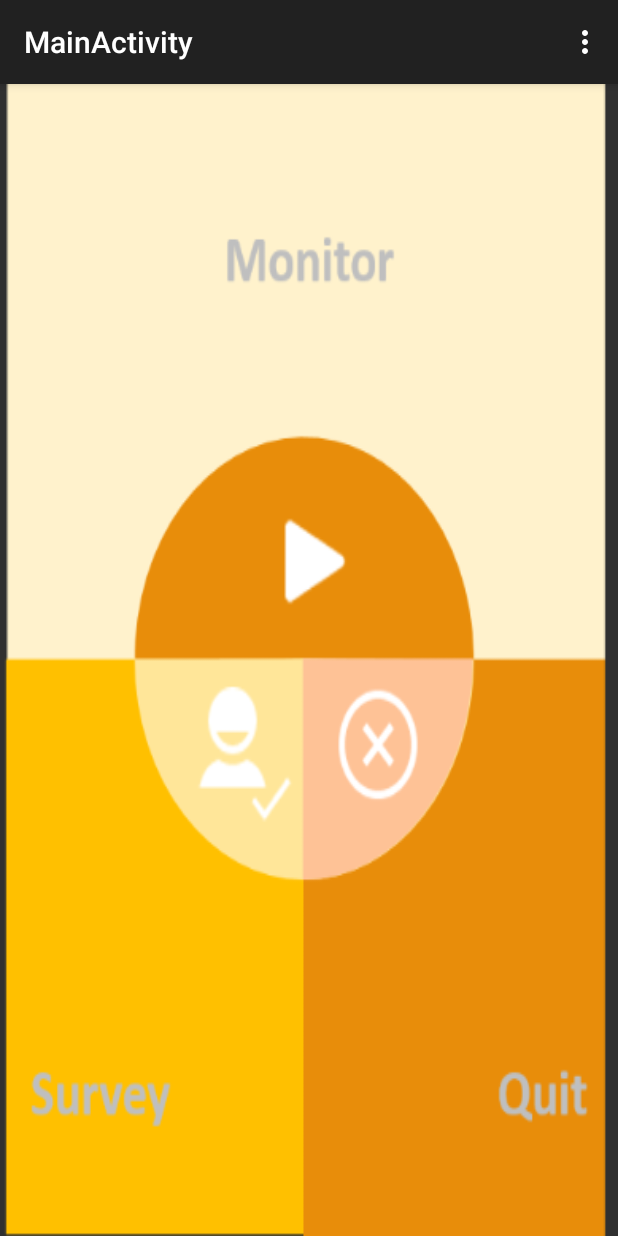
After one commit to weddingjuma/DriveSafeApp, an Android app: the MainActivity screen opened directly, with no data from a screen before it, on a phone screen of 412 x 824 dp. The commit adds this screen. Run offline under Robolectric (Android 15) with nearby library versions, the phone set to English and light mode, and no system bars.

Commit message:
modify ui

```diff
--- a/app/src/main/AndroidManifest.xml
+++ b/app/src/main/AndroidManifest.xml
@@ -3,7 +3,11 @@
     package="com.google.android.gms.samples.vision.face.facetracker"
     android:installLocation="auto"
     android:versionCode="1"
-    android:versionName="1">
+    android:versionName="1" >
+
+    <uses-sdk
+        android:minSdkVersion="9"
+        android:targetSdkVersion="23" />
 
     <uses-feature android:name="android.hardware.camera" />
 
@@ -15,41 +19,45 @@
     <uses-permission android:name="android.permission.CALL_PHONE" />
     <uses-permission android:name="android.permission.READ_PHONE_STATE" />
 
-    <uses-sdk
-        android:minSdkVersion="9"
-        android:targetSdkVersion="23" />
+    <android:uses-permission android:name="android.permission.WRITE_EXTERNAL_STORAGE" />
+    <android:uses-permission android:name="android.permission.READ_EXTERNAL_STORAGE" />
 
     <application
         android:allowBackup="true"
         android:hardwareAccelerated="true"
         android:icon="@drawable/icon"
-        android:theme="@style/Theme.AppCompat"
-        android:label="FaceTracker">
-
-        <meta-data android:name="com.google.android.gms.version"
-            android:value="@integer/google_play_services_version"/>
-
+        android:label="FaceTracker"
+        android:theme="@style/Theme.AppCompat" >
+        <meta-data
+            android:name="com.google.android.gms.version"
+            android:value="@integer/google_play_services_version" />
         <meta-data
             android:name="com.google.android.gms.vision.DEPENDENCIES"
             android:value="face" />
 
         <activity
-            android:name="com.google.android.gms.samples.vision.face.facetracker.FaceTrackerActivity"
+            android:name=".FaceTrackerActivity"
             android:icon="@drawable/icon"
             android:label="Face Tracker"
-            android:theme="@style/Theme.AppCompat.NoActionBar"
-            android:screenOrientation="fullSensor">
+            android:screenOrientation="fullSensor"
+            android:theme="@style/Theme.AppCompat.NoActionBar" >
             <intent-filter>
                 <action android:name="android.intent.action.MAIN" />
 
                 <category android:name="android.intent.category.LAUNCHER" />
             </intent-filter>
         </activity>
+
         <receiver android:name=".PhoneCallReceiver" >
             <intent-filter android:priority="100" >
                 <action android:name="android.intent.action.PHONE_STATE" />
             </intent-filter>
         </receiver>
+
+        <activity
+            android:name=".MainActivity"
+            android:label="@string/title_activity_main" >
+        </activity>
     </application>
 
 </manifest>
--- /dev/null
+++ b/app/src/main/java/com/google/android/gms/samples/vision/face/facetracker/MainActivity.java
@@ -0,0 +1,70 @@
+package com.google.android.gms.samples.vision.face.facetracker;
+
+import android.support.v7.app.AppCompatActivity;
+import android.os.Bundle;
+import android.view.Menu;
+import android.view.MenuItem;
+import android.view.View;
+import android.widget.Button;
+
+import com.google.android.gms.samples.vision.face.facetracker.R;
+
+public class MainActivity extends AppCompatActivity {
+    private Button surveyButton;
+    private Button exitButton;
+    private Button monitorButton;
+
+    @Override
+    protected void onCreate(Bundle savedInstanceState) {
+        super.onCreate(savedInstanceState);
+        setContentView(R.layout.activity_main);
+        surveyButton = (Button) findViewById(R.id.surveyButton);
+        exitButton = (Button) findViewById(R.id.quitButton);
+        monitorButton = (Button) findViewById(R.id.monitorButton);
+        exitButton.setOnClickListener(new View.OnClickListener() {
+            @Override
+            public void onClick(View v) {
+
+                finish();
+                System.exit(0);
+
+            }
+        });
+        monitorButton.setOnClickListener(new View.OnClickListener() {
+            @Override
+            public void onClick(View v) {
+
+            }
+        });
+        surveyButton.setOnClickListener(new View.OnClickListener() {
+            @Override
+            public void onClick(View v) {
+
+            }
+        });
+
+
+    }
+
+    @Override
+    public boolean onCreateOptionsMenu(Menu menu) {
+        // Inflate the menu; this adds items to the action bar if it is present.
+        getMenuInflater().inflate(R.menu.menu_main, menu);
+        return true;
+    }
+
+    @Override
+    public boolean onOptionsItemSelected(MenuItem item) {
+        // Handle action bar item clicks here. The action bar will
+        // automatically handle clicks on the Home/Up button, so long
+        // as you specify a parent activity in AndroidManifest.xml.
+        int id = item.getItemId();
+
+        //noinspection SimplifiableIfStatement
+        if (id == R.id.action_settings) {
+            return true;
+        }
+
+        return super.onOptionsItemSelected(item);
+    }
+}
--- /dev/null
+++ b/app/src/main/res/layout/activity_main.xml
@@ -0,0 +1,68 @@
+<RelativeLayout xmlns:android="http://schemas.android.com/apk/res/android"
+    xmlns:tools="http://schemas.android.com/tools" android:layout_width="match_parent"
+    android:layout_height="match_parent" android:paddingLeft="@dimen/activity_horizontal_margin"
+    android:paddingRight="@dimen/activity_horizontal_margin"
+    android:paddingTop="@dimen/activity_vertical_margin"
+    android:paddingBottom="@dimen/activity_vertical_margin"
+    tools:context="com.google.android.gms.samples.vision.face.facetracker.MainActivity"
+    android:background="@drawable/background">
+
+
+    <ImageView
+        android:layout_width="wrap_content"
+        android:layout_height="wrap_content"
+        android:id="@+id/imageView"
+        android:layout_alignParentBottom="true"
+        android:layout_centerHorizontal="true"
+        android:layout_marginBottom="0dp" />
+
+    <LinearLayout
+        android:orientation="horizontal"
+        android:layout_width="fill_parent"
+        android:layout_height="240dp"
+        android:layout_alignParentBottom="true"
+        android:layout_centerHorizontal="true"
+        android:id="@+id/linearLayout"
+        android:gravity="bottom">
+
+        <Button
+            android:layout_width="fill_parent"
+            android:layout_height="fill_parent"
+            android:text=""
+            android:id="@+id/surveyButton"
+            android:layout_alignTop="@+id/linearLayout"
+            android:layout_toLeftOf="@+id/linearLayout"
+            android:layout_toStartOf="@+id/linearLayout"
+            android:layout_weight="1"
+            android:background="@null" />
+
+        <Button
+            android:layout_width="fill_parent"
+            android:layout_height="fill_parent"
+            android:text=""
+            android:id="@+id/quitButton"
+            android:layout_above="@+id/linearLayout"
+            android:layout_toLeftOf="@+id/linearLayout"
+            android:layout_toStartOf="@+id/linearLayout"
+            android:layout_weight="1"
+            android:background="@null" />
+    </LinearLayout>
+
+    <LinearLayout
+        android:orientation="vertical"
+        android:layout_width="match_parent"
+        android:layout_height="240dp"
+        android:layout_alignParentTop="true"
+        android:layout_centerHorizontal="true"
+        android:layout_marginTop="0dp"
+        android:gravity="top">
+
+        <Button
+            android:layout_width="match_parent"
+            android:layout_height="match_parent"
+            android:id="@+id/monitorButton"
+            android:layout_gravity="center_horizontal"
+            android:background="@null" />
+    </LinearLayout>
+
+</RelativeLayout>
--- a/app/src/main/res/layout/main.xml
+++ b/app/src/main/res/layout/main.xml
@@ -8,7 +8,7 @@
     android:layout_height="match_parent"
     android:keepScreenOn="true">
 
-  <com.google.android.gms.samples.vision.face.facetracker.ui.camera.CameraSourcePreview
+    <com.google.android.gms.samples.vision.face.facetracker.ui.camera.CameraSourcePreview
       android:id="@+id/preview"
       android:layout_width="match_parent"
       android:layout_height="match_parent">
--- /dev/null
+++ b/app/src/main/res/menu/menu_main.xml
@@ -0,0 +1,7 @@
+<menu xmlns:android="http://schemas.android.com/apk/res/android"
+    xmlns:app="http://schemas.android.com/apk/res-auto"
+    xmlns:tools="http://schemas.android.com/tools"
+    tools:context="com.google.android.gms.samples.vision.face.facetracker.MainActivity">
+    <item android:id="@+id/action_settings" android:title="@string/action_settings"
+        android:orderInCategory="100" app:showAsAction="never" />
+</menu>
--- /dev/null
+++ b/app/src/main/res/values-w820dp/dimens.xml
@@ -0,0 +1,6 @@
+<resources>
+    <!-- Example customization of dimensions originally defined in res/values/dimens.xml
+         (such as screen margins) for screens with more than 820dp of available width. This
+         would include 7" and 10" devices in landscape (~960dp and ~1280dp respectively). -->
+    <dimen name="activity_horizontal_margin">64dp</dimen>
+</resources>
--- /dev/null
+++ b/app/src/main/res/values/dimens.xml
@@ -0,0 +1,5 @@
+<resources>
+    <!-- Default screen margins, per the Android Design guidelines. -->
+    <dimen name="activity_horizontal_margin">16dp</dimen>
+    <dimen name="activity_vertical_margin">16dp</dimen>
+</resources>
--- a/app/src/main/res/values/strings.xml
+++ b/app/src/main/res/values/strings.xml
@@ -4,4 +4,8 @@
     <string name="permission_camera_rationale">Access to the camera is needed for detection</string>
     <string name="no_camera_permission">This application cannot run because it does not have the camera permission.  The application will now exit.</string>
     <string name="low_storage_error">Face detector dependencies cannot be downloaded due to low device storage</string>
+    <string name="title_activity_main">MainActivity</string>
+
+    <string name="hello_world">Hello world!</string>
+    <string name="action_settings">Settings</string>
 </resources>
```
Also changed, not shown: app/src/main/res/drawable-xhdpi/background.png (added), 334 other files.
